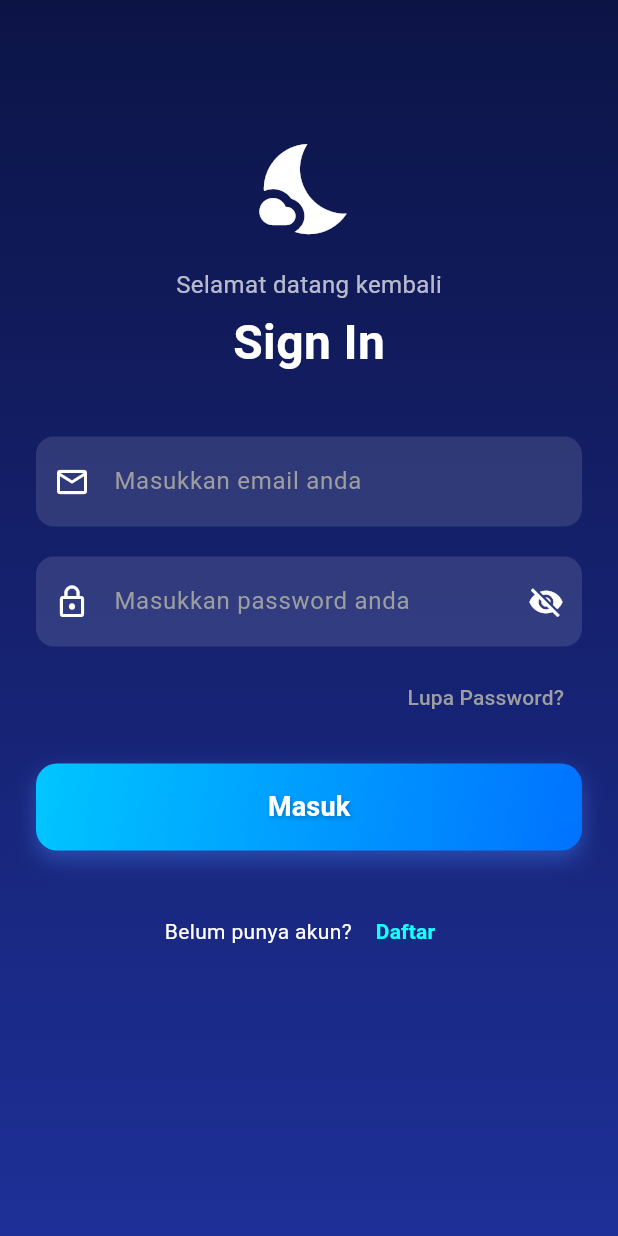
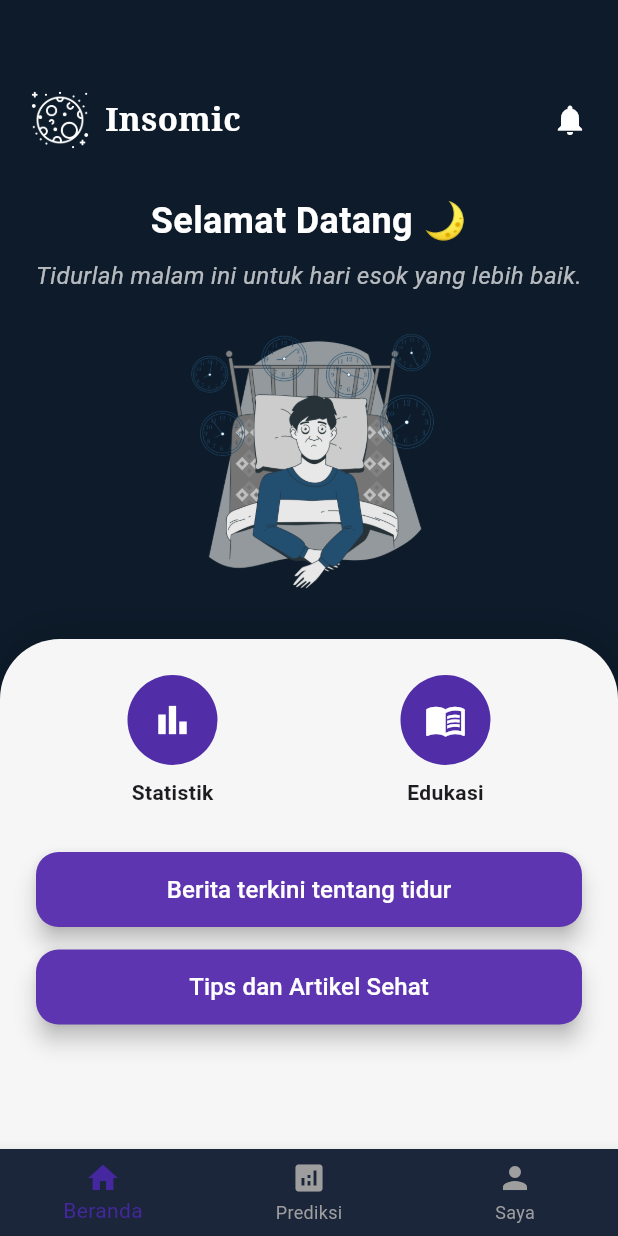
Before and after one commit to riziqhilmi/Insomnia-Mobile, a Flutter app: the LoginScreen screen opened directly, after a tap on "Masuk", on a phone screen of 412 x 824 dp. Run offline on Flutter 3.47's test engine with Material 3 defaults, Android fonts, the phone set to English and light mode, and no system bars; our stand-ins replace animated_background.

Commit message:
menambahkan home page

```diff
--- /dev/null
+++ b/lib/page/home_page.dart
@@ -0,0 +1,181 @@
+import 'package:flutter/material.dart';
+
+class HomePage extends StatelessWidget {
+  @override
+  Widget build(BuildContext context) {
+    return Scaffold(
+      backgroundColor:
+          const Color(0xFF0D1B2A), // Lebih gelap, cocok untuk malam
+      body: Stack(
+        children: [
+          // Bagian atas
+          Column(
+            children: [
+              const SizedBox(height: 60),
+              Padding(
+                padding: const EdgeInsets.symmetric(horizontal: 20.0),
+                child: Column(
+                  crossAxisAlignment: CrossAxisAlignment.start,
+                  children: [
+                    Row(
+                      children: [
+                        Image.asset(
+                          'assets/images/images/logo1.png',
+                          height: 40,
+                        ),
+                        const SizedBox(width: 10),
+                        const Text(
+                          "Insomic",
+                          style: TextStyle(
+                            color: Colors.white,
+                            fontSize: 22,
+                            fontWeight: FontWeight.bold,
+                            fontFamily: 'Serif',
+                          ),
+                        ),
+                        const Spacer(),
+                        const Icon(Icons.notifications, color: Colors.white),
+                      ],
+                    ),
+                    const SizedBox(height: 30),
+                    const Center(
+                      child: Column(
+                        children: [
+                          Text(
+                            'Selamat Datang 🌙',
+                            style: TextStyle(
+                              color: Colors.white,
+                              fontSize: 24,
+                              fontWeight: FontWeight.w600,
+                            ),
+                          ),
+                          SizedBox(height: 8),
+                          Text(
+                            'Tidurlah malam ini untuk hari esok yang lebih baik.',
+                            style: TextStyle(
+                              color: Colors.white70,
+                              fontSize: 16,
+                              fontStyle: FontStyle.italic,
+                            ),
+                            textAlign: TextAlign.center,
+                          ),
+                        ],
+                      ),
+                    ),
+                    const SizedBox(height: 20),
+                    Center(
+                      child: Image.asset(
+                        'assets/images/images/people.png',
+                        height: 180,
+                      ),
+                    ),
+                  ],
+                ),
+              ),
+            ],
+          ),
+
+          // Bagian bawah
+          Align(
+            alignment: Alignment.bottomCenter,
+            child: Container(
+              padding: const EdgeInsets.all(24),
+              height: 340,
+              decoration: const BoxDecoration(
+                color: Color(0xFFF6F6F6),
+                borderRadius: BorderRadius.vertical(top: Radius.circular(40)),
+                boxShadow: [
+                  BoxShadow(
+                    color: Colors.black12,
+                    blurRadius: 20,
+                    offset: Offset(0, -5),
+                  ),
+                ],
+              ),
+              child: Column(
+                children: [
+                  Row(
+                    mainAxisAlignment: MainAxisAlignment.spaceAround,
+                    children: const [
+                      FeatureButton(icon: Icons.bar_chart, label: 'Statistik'),
+                      FeatureButton(icon: Icons.menu_book, label: 'Edukasi'),
+                    ],
+                  ),
+                  const SizedBox(height: 30),
+                  SleepButton(text: 'Berita terkini tentang tidur'),
+                  const SizedBox(height: 15),
+                  SleepButton(text: 'Tips dan Artikel Sehat'),
+                ],
+              ),
+            ),
+          ),
+        ],
+      ),
+      bottomNavigationBar: BottomNavigationBar(
+        selectedItemColor: Colors.deepPurple[800],
+        unselectedItemColor: Colors.grey,
+        backgroundColor: const Color(0xFF1B263B),
+        items: const [
+          BottomNavigationBarItem(icon: Icon(Icons.home), label: 'Beranda'),
+          BottomNavigationBarItem(
+              icon: Icon(Icons.analytics), label: 'Prediksi'),
+          BottomNavigationBarItem(icon: Icon(Icons.person), label: 'Saya'),
+        ],
+      ),
+    );
+  }
+}
+
+class FeatureButton extends StatelessWidget {
+  final IconData icon;
+  final String label;
+
+  const FeatureButton({required this.icon, required this.label});
+
+  @override
+  Widget build(BuildContext context) {
+    return Column(
+      children: [
+        CircleAvatar(
+          radius: 30,
+          backgroundColor: Colors.deepPurple[700],
+          child: Icon(icon, color: Colors.white, size: 28),
+        ),
+        const SizedBox(height: 8),
+        Text(
+          label,
+          style: const TextStyle(
+            fontWeight: FontWeight.w600,
+            fontSize: 14,
+          ),
+        ),
+      ],
+    );
+  }
+}
+
+class SleepButton extends StatelessWidget {
+  final String text;
+
+  const SleepButton({required this.text});
+
+  @override
+  Widget build(BuildContext context) {
+    return ElevatedButton(
+      onPressed: () {},
+      style: ElevatedButton.styleFrom(
+        backgroundColor: Colors.deepPurple[600],
+        foregroundColor: Colors.white,
+        minimumSize: const Size(double.infinity, 50),
+        elevation: 6,
+        shape: RoundedRectangleBorder(
+          borderRadius: BorderRadius.circular(15),
+        ),
+      ),
+      child: Text(
+        text,
+        style: const TextStyle(fontSize: 16),
+      ),
+    );
+  }
+}
--- a/lib/screens/login_screen.dart
+++ b/lib/screens/login_screen.dart
@@ -2,7 +2,7 @@ import 'package:flutter/material.dart';
 import '../widgets/custom_text_field.dart';
 import '../widgets/custom_button.dart';
 import 'register_screen.dart';
-
+import '../page/home_page.dart';
 
 class LoginScreen extends StatelessWidget {
   const LoginScreen({super.key});
@@ -74,7 +74,12 @@ class LoginScreen extends StatelessWidget {
                 const SizedBox(height: 20),
                 CustomButton(
                   text: "Masuk",
-                  onPressed: () {},
+                  onPressed: () {
+                    Navigator.push(
+                      context,
+                      MaterialPageRoute(builder: (context) => HomePage()),
+                    );
+                  },
                 ),
                 const SizedBox(height: 30),
                 Row(
```
Also changed, not shown: pubspec.yaml (+3 -9 lines), assets/images/images/logo1.png (added), assets/images/images/people.png (added).
